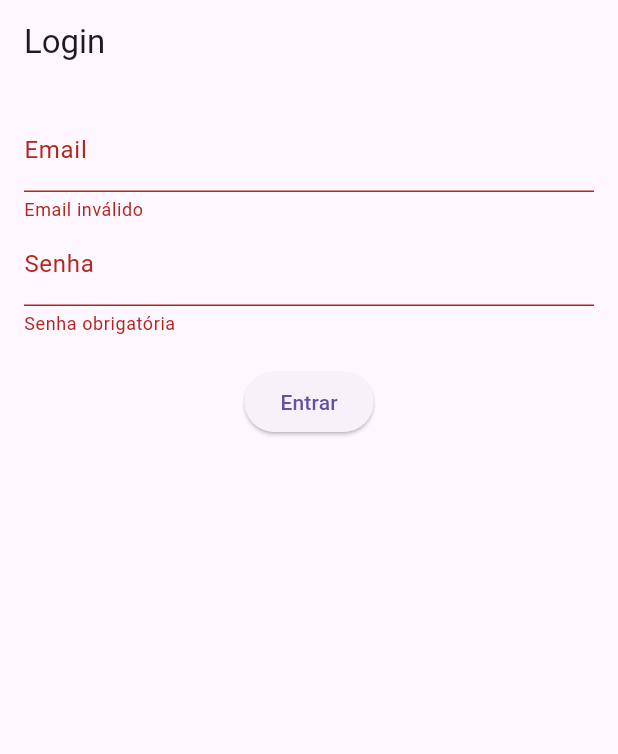
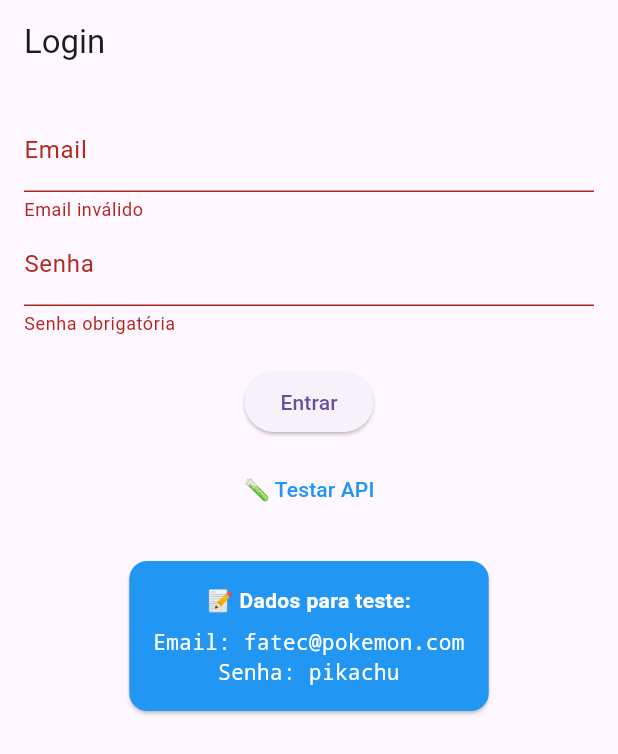
Before and after one commit to rrafaelc/projP2dsm5sem, a Flutter app: the screen it shows after launch, after a tap on "Entrar", on a phone screen of 412 x 824 dp. Shown: the top 754 px of the screen. Run offline on Flutter 3.47's test engine with Material 3 defaults, Android fonts, the phone set to English and light mode, and no system bars; network calls fail.

```diff
--- a/pokedexfatecdsm/lib/tela_login.dart
+++ b/pokedexfatecdsm/lib/tela_login.dart
@@ -1,6 +1,7 @@
 import 'package:flutter/material.dart';
 import 'database_helper.dart';
 import 'tela_home.dart';
+import 'test_api_screen.dart';
 
 class TelaLogin extends StatefulWidget {
   const TelaLogin({super.key});
@@ -17,13 +18,46 @@ class _TelaLoginState extends State<TelaLogin> {
 
   void _login() async {
     if (_formKey.currentState!.validate()) {
-      final user = await dbHelper.getUser(_emailController.text, _passController.text);
-      if (user != null) {
-        Navigator.pushReplacement(context, MaterialPageRoute(builder: (_) => const TelaHome()));
-      } else {
-        ScaffoldMessenger.of(context).showSnackBar(const SnackBar(content: Text('Login inválido')));
+      try {
+        print('🔐 Iniciando login...');
+        final user = await dbHelper.getUser(
+          _emailController.text,
+          _passController.text,
+        );
+
+        if (user != null) {
+          print('✅ Login realizado com sucesso!');
+          Navigator.pushReplacement(
+            context,
+            MaterialPageRoute(builder: (_) => const TelaHome()),
+          );
+        } else {
+          print('❌ Login falhou - usuário não encontrado');
+          ScaffoldMessenger.of(context).showSnackBar(
+            const SnackBar(
+              content: Text('Login inválido - verifique email e senha'),
+              backgroundColor: Colors.red,
+            ),
+          );
+        }
+      } catch (e) {
+        print('💥 Erro durante o login: $e');
+        ScaffoldMessenger.of(context).showSnackBar(
+          SnackBar(
+            content: Text('Erro de conexão: $e'),
+            backgroundColor: Colors.red,
+            duration: const Duration(seconds: 5),
+          ),
+        );
       }
     }
+  }
+
+  void _testarAPI() {
+    Navigator.push(
+      context,
+      MaterialPageRoute(builder: (_) => const TestApiScreen()),
+    );
   }
 
   @override
@@ -39,16 +73,53 @@ class _TelaLoginState extends State<TelaLogin> {
               TextFormField(
                 controller: _emailController,
                 decoration: const InputDecoration(labelText: "Email"),
-                validator: (value) => value!.contains('@') ? null : "Email inválido",
+                validator: (value) =>
+                    value!.contains('@') ? null : "Email inválido",
               ),
               TextFormField(
                 controller: _passController,
                 decoration: const InputDecoration(labelText: "Senha"),
                 obscureText: true,
-                validator: (value) => value!.isEmpty ? "Senha obrigatória" : null,
+                validator: (value) =>
+                    value!.isEmpty ? "Senha obrigatória" : null,
               ),
               const SizedBox(height: 20),
               ElevatedButton(onPressed: _login, child: const Text("Entrar")),
+              const SizedBox(height: 10),
+              TextButton(
+                onPressed: _testarAPI,
+                child: const Text(
+                  "🧪 Testar API",
+                  style: TextStyle(color: Colors.blue),
+                ),
+              ),
+              const SizedBox(height: 20),
+              const Card(
+                color: Colors.blue,
+                child: Padding(
+                  padding: EdgeInsets.all(16.0),
+                  child: Column(
+                    children: [
+                      Text(
+                        "📝 Dados para teste:",
+                        style: TextStyle(
+                          color: Colors.white,
+                          fontWeight: FontWeight.bold,
+                        ),
+                      ),
+                      SizedBox(height: 8),
+                      Text(
+                        "Email: fatec@pokemon.com\nSenha: pikachu",
+                        style: TextStyle(
+                          color: Colors.white,
+                          fontFamily: 'monospace',
+                        ),
+                        textAlign: TextAlign.center,
+                      ),
+                    ],
+                  ),
+                ),
+              ),
             ],
           ),
         ),
```
Also changed, not shown: pokedexfatecdsm/lib/database_helper.dart (+91 -11 lines), pokedexfatecdsm/lib/test_api_screen.dart (added, +179 -0 lines), 4 other files.
